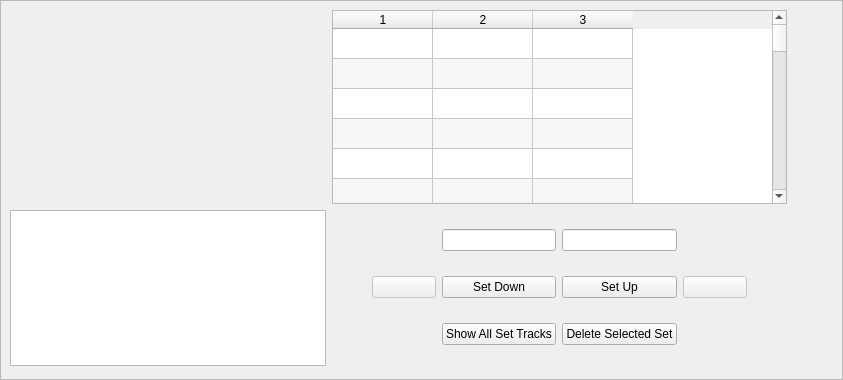
Above: seq_qt5/forms/qsetmaster.ui from ahlstromcj/seq66 before the change. Below: the same form after it.
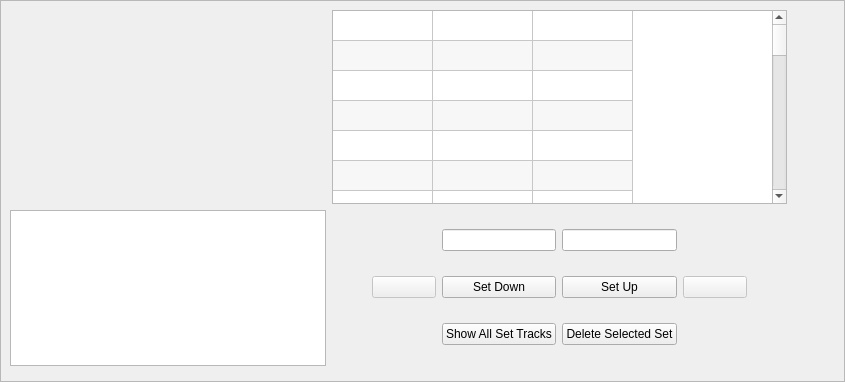
That is the form after the change.

```diff
--- a/seq_qt5/forms/qsetmaster.ui
+++ b/seq_qt5/forms/qsetmaster.ui
@@ -6,8 +6,8 @@
    <rect>
     <x>0</x>
     <y>0</y>
-    <width>843</width>
-    <height>380</height>
+    <width>845</width>
+    <height>382</height>
    </rect>
   </property>
   <property name="windowTitle">
@@ -25,7 +25,7 @@
   <property name="frameShadow">
    <enum>QFrame::Raised</enum>
   </property>
-  <widget class="QWidget" name="">
+  <widget class="QWidget" name="layoutWidget">
    <property name="geometry">
     <rect>
      <x>10</x>
@@ -56,7 +56,7 @@
        <number>3</number>
       </property>
       <attribute name="horizontalHeaderVisible">
-       <bool>true</bool>
+       <bool>false</bool>
       </attribute>
       <attribute name="verticalHeaderVisible">
        <bool>false</bool>
```
Left out of the diff: 12 changed lines with no effect on the pictures.
